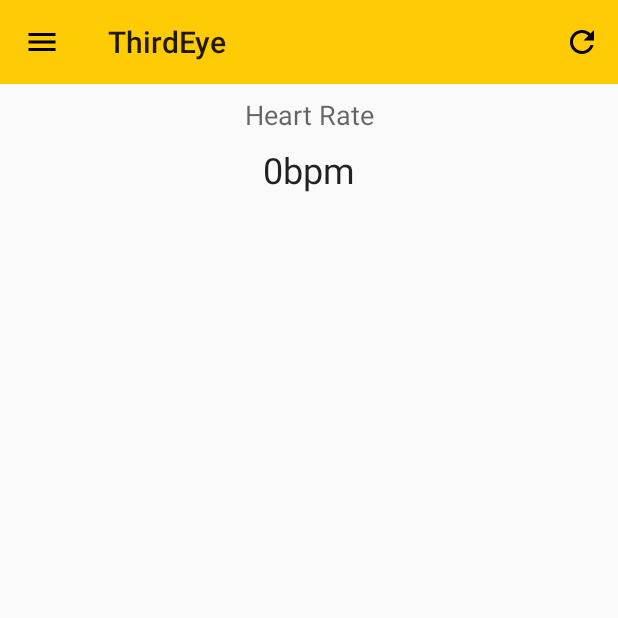
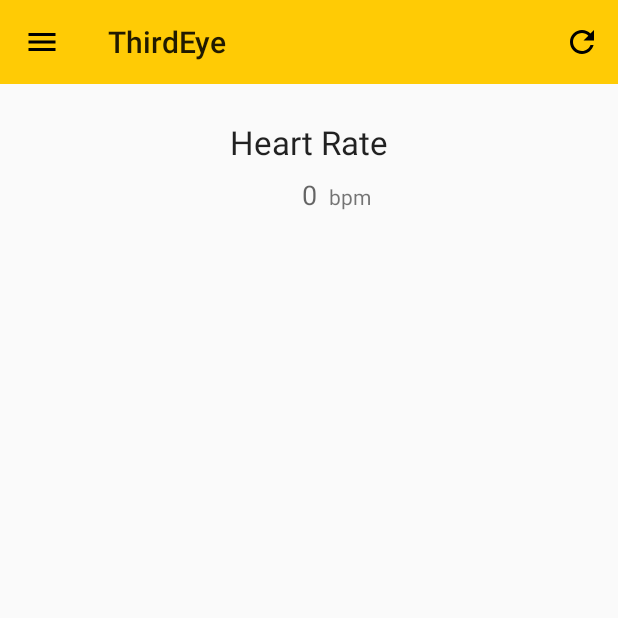
Before and after one commit to mlightning3/ThirdEye, an Android app: the screen it shows after launch (MainActivity), in the side drawer, after a tap on "External Sensors", on a phone screen of 412 x 824 dp, the top half of it. Run offline under Robolectric (Android 15) with nearby library versions, the phone set to English and light mode, and no system bars; our stand-ins replace Volley; network calls fail.

Commit message:
Making some fixes to layout xml so things don't move as much

```diff
--- a/app/src/main/res/layout/external_sensor_fragment.xml
+++ b/app/src/main/res/layout/external_sensor_fragment.xml
@@ -1,6 +1,5 @@
 <?xml version="1.0" encoding="utf-8"?>
-<android.support.constraint.ConstraintLayout
-    xmlns:android="http://schemas.android.com/apk/res/android"
+<android.support.constraint.ConstraintLayout xmlns:android="http://schemas.android.com/apk/res/android"
     xmlns:app="http://schemas.android.com/apk/res-auto"
     xmlns:tools="http://schemas.android.com/tools"
     android:layout_width="match_parent"
@@ -10,12 +9,11 @@
         android:id="@+id/textView3"
         android:layout_width="wrap_content"
         android:layout_height="wrap_content"
-        android:layout_marginStart="8dp"
-        android:layout_marginTop="8dp"
-        android:layout_marginEnd="8dp"
+        android:layout_marginTop="24dp"
         android:text="Heart Rate"
-        android:textAppearance="@android:style/TextAppearance.Material.Medium"
+        android:textAppearance="@style/TextAppearance.AppCompat.Large"
         app:layout_constraintEnd_toEndOf="parent"
+        app:layout_constraintHorizontal_bias="0.5"
         app:layout_constraintStart_toStartOf="parent"
         app:layout_constraintTop_toTopOf="parent" />
 
@@ -23,12 +21,21 @@
         android:id="@+id/heartrate"
         android:layout_width="wrap_content"
         android:layout_height="wrap_content"
-        android:layout_marginStart="8dp"
         android:layout_marginTop="8dp"
-        android:layout_marginEnd="8dp"
-        android:text="0bpm"
-        android:textAppearance="@android:style/TextAppearance.Material.Headline"
+        android:text="0"
+        android:textAppearance="@style/TextAppearance.AppCompat.Medium"
         app:layout_constraintEnd_toEndOf="parent"
+        app:layout_constraintHorizontal_bias="0.5"
         app:layout_constraintStart_toStartOf="parent"
         app:layout_constraintTop_toBottomOf="@+id/textView3" />
+
+    <TextView
+        android:id="@+id/textView4"
+        android:layout_width="wrap_content"
+        android:layout_height="wrap_content"
+        android:layout_marginStart="8dp"
+        android:layout_marginTop="12dp"
+        android:text="bpm"
+        app:layout_constraintStart_toEndOf="@+id/heartrate"
+        app:layout_constraintTop_toBottomOf="@+id/textView3" />
 </android.support.constraint.ConstraintLayout>
```
